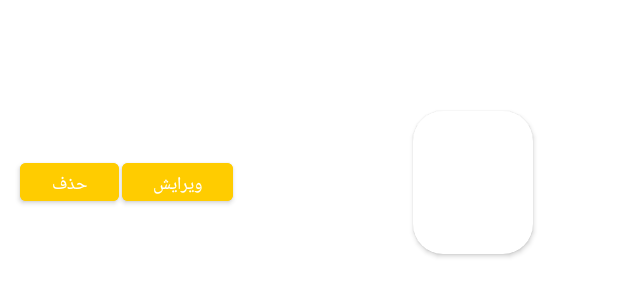
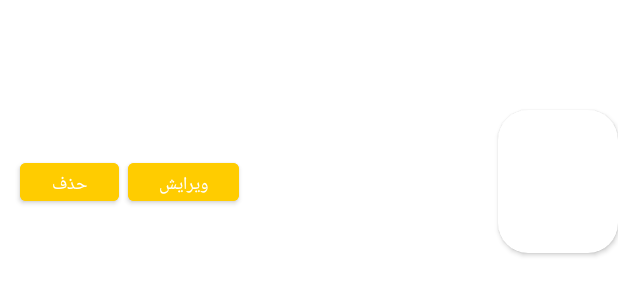
Before and after one commit to gooyacoder/PlantCare, an Android app: the layout row_item.xml on its own in the app's theme, with its tools: preview values and no code run, on a phone screen of 412 x 824 dp. Shown: the part 436-732 px from the top of the screen. Run offline under Robolectric (Android 15) with nearby library versions, the phone set to English and light mode, and no system bars.

Commit message:
29081401 19:53

```diff
--- a/app/src/main/java/com/ahm/plantcare/AddPlantActivity.kt
+++ b/app/src/main/java/com/ahm/plantcare/AddPlantActivity.kt
@@ -2,6 +2,7 @@ package com.ahm.plantcare
 
 import android.content.Intent
 import android.graphics.Bitmap
+import android.graphics.BitmapFactory
 import android.os.Bundle
 import android.provider.MediaStore
 import android.view.View
@@ -33,6 +34,9 @@ class AddPlantActivity : AppCompatActivity() {
     }
 
     fun addBtnClicked(view: View) {
+        if(imageBitmap == null){
+            imageBitmap = BitmapFactory.decodeResource(getResources(), R.mipmap.ic_launcher);
+        }
         var image_byte_array = imageBitmap?.let { DbBitmapUtility.getBytes(it) }
         var db = DatabaseHelper(this)
         var plant_name:String? = name_text.text.toString()
--- a/app/src/main/res/layout/row_item.xml
+++ b/app/src/main/res/layout/row_item.xml
@@ -1,5 +1,5 @@
 <?xml version="1.0" encoding="utf-8"?>
-<androidx.constraintlayout.widget.ConstraintLayout xmlns:android="http://schemas.android.com/apk/res/android"
+<RelativeLayout xmlns:android="http://schemas.android.com/apk/res/android"
     xmlns:app="http://schemas.android.com/apk/res-auto"
     xmlns:tools="http://schemas.android.com/tools"
     android:layout_width="match_parent"
@@ -14,59 +14,49 @@
         android:id="@+id/cardView"
         android:layout_width="wrap_content"
         android:layout_height="wrap_content"
-        android:layout_marginStart="10dp"
+        android:layout_alignParentRight="true"
+        android:layout_centerVertical="true"
         android:elevation="10dp"
-        app:cardCornerRadius="20dp"
-        app:layout_constraintBottom_toBottomOf="parent"
-        app:layout_constraintStart_toEndOf="@+id/textViewPlantName"
-        app:layout_constraintTop_toTopOf="parent">
+        app:cardCornerRadius="20dp">
 
         <ImageView
             android:id="@+id/imageViewPlant"
             android:layout_width="80dp"
             android:layout_height="95dp"
             android:contentDescription="@string/plant_image"
-            android:scaleType="centerCrop" />
+            android:scaleType="centerCrop"
+            />
     </androidx.cardview.widget.CardView>
 
     <Button
         android:id="@+id/editButton"
         android:layout_width="74dp"
         android:layout_height="37dp"
-        android:layout_alignParentStart="true"
-        android:layout_alignParentTop="true"
-        android:layout_centerHorizontal="true"
-        android:layout_marginStart="2dp"
+        android:layout_marginLeft="6dp"
+        android:layout_toRightOf="@id/deleteButton"
+        android:layout_centerVertical="true"
         android:backgroundTint="#ffcc00"
         android:onClick="editButtonClicked"
         android:text="ویرایش"
         android:textAllCaps="false"
         android:textSize="12sp"
-        app:layout_constraintBottom_toBottomOf="parent"
-        app:layout_constraintStart_toEndOf="@+id/deleteButton"
-        app:layout_constraintTop_toTopOf="parent" />
+/>
 
     <TextView
         android:id="@+id/textViewPlantName"
         android:layout_width="90dp"
         android:layout_height="wrap_content"
-        android:layout_alignParentStart="true"
-        android:layout_alignParentTop="true"
-        android:layout_alignParentEnd="true"
-        android:layout_alignParentBottom="true"
-        android:layout_marginStart="20dp"
+        android:layout_centerVertical="true"
+        android:layout_toLeftOf="@id/cardView"
         android:fontFamily="casual"
-        android:paddingEnd="5dp"
-
+        android:layout_marginRight="5dp"
         android:shadowColor="#004400"
         android:shadowDx="1"
         android:shadowDy="1"
         android:shadowRadius="5"
         android:textColor="#ccff00"
         android:textSize="16sp"
-        app:layout_constraintBottom_toBottomOf="parent"
-        app:layout_constraintStart_toEndOf="@+id/editButton"
-        app:layout_constraintTop_toTopOf="parent" />
+        tools:layout_editor_absoluteX="175dp" />
 
     <Button
         android:id="@+id/deleteButton"
@@ -78,8 +68,6 @@
         android:text="حذف"
         android:textAllCaps="false"
         android:textSize="12sp"
-        app:layout_constraintBottom_toBottomOf="parent"
-        app:layout_constraintStart_toStartOf="parent"
-        app:layout_constraintTop_toTopOf="parent" />
+        android:layout_centerVertical="true"/>
 
-</androidx.constraintlayout.widget.ConstraintLayout>
+</RelativeLayout>
--- a/gradle.properties
+++ b/gradle.properties
@@ -10,8 +10,8 @@
 # This option should only be used with decoupled projects. More details, visit
 # http://www.gradle.org/docs/current/userguide/multi_project_builds.html#sec:decoupled_projects
 # org.gradle.parallel=true
-#Fri Sep 16 15:12:33 IRDT 2022
+#Sun Nov 20 19:49:29 IRST 2022
 android.nonTransitiveRClass=true
 kotlin.code.style=official
-org.gradle.jvmargs=-Xmx1024M -Dkotlin.daemon.jvm.options\="-Xmx1024M" -Dfile.encoding\=UTF-8
+org.gradle.jvmargs=-Xmx1536M -Dkotlin.daemon.jvm.options\="-Xmx1536M" -Dfile.encoding\=UTF-8
 android.useAndroidX=true
```
Also changed, not shown: app/src/main/res/layout/activity_edit_plant.xml (+14 -14 lines).
